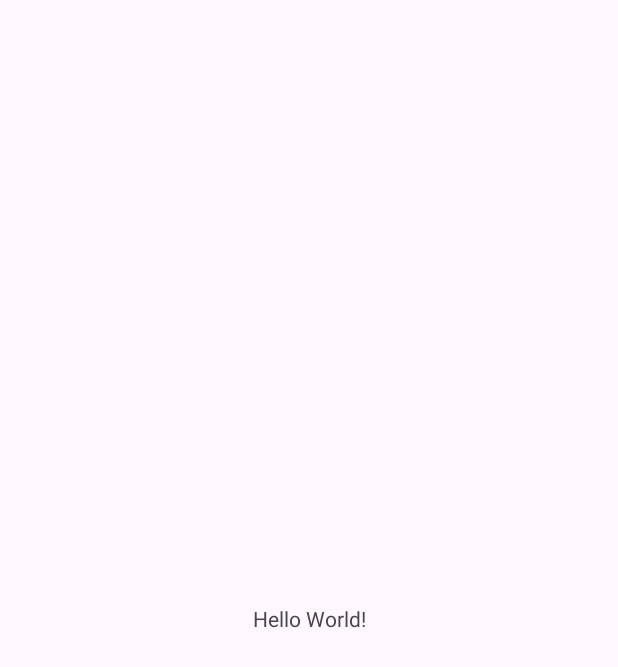
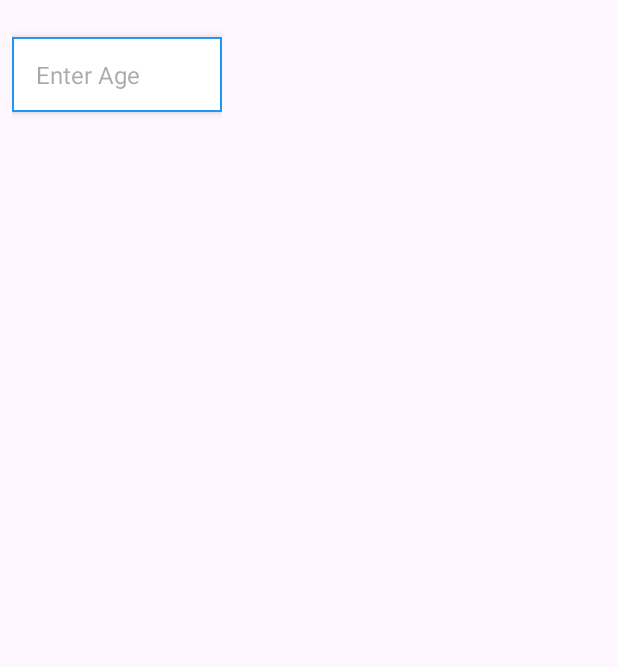
Before and after one commit to Amir-Raza-Teesside/BMICalculator, an Android app: the screen it shows after launch (MainActivity), on a phone screen of 412 x 824 dp. Before the commit the part shown is almost empty. Shown: the top 667 px of the screen. Run offline under Robolectric (Android 15) with nearby library versions, the phone set to English and light mode, and no system bars.

Commit message:
Age Input Designed

```diff
--- /dev/null
+++ b/app/src/main/res/drawable/edit_text_background.xml
@@ -0,0 +1,8 @@
+<?xml version="1.0" encoding="utf-8"?>
+<shape xmlns:android="http://schemas.android.com/apk/res/android"
+    android:shape="rectangle">
+    <solid android:color="@color/white" />
+    <stroke
+        android:width="1dp"
+        android:color="#2196F3" />
+</shape>
--- /dev/null
+++ b/app/src/main/res/drawable/ic_check.xml
@@ -0,0 +1,10 @@
+<?xml version="1.0" encoding="utf-8"?>
+<vector xmlns:android="http://schemas.android.com/apk/res/android"
+    android:width="24dp"
+    android:height="24dp"
+    android:viewportWidth="24.0"
+    android:viewportHeight="24.0">
+    <path
+        android:fillColor="@android:color/transparent"
+        android:pathData="M9,16.17L4.83,12l-1.42,1.41L9,19 21,7l-1.41,-1.41z"/>
+</vector>
--- a/app/src/main/res/layout/activity_main.xml
+++ b/app/src/main/res/layout/activity_main.xml
@@ -6,13 +6,82 @@
     android:layout_height="match_parent"
     tools:context=".MainActivity">
 
-    <TextView
-        android:layout_width="wrap_content"
-        android:layout_height="wrap_content"
-        android:text="Hello World!"
-        app:layout_constraintBottom_toBottomOf="parent"
+
+    <LinearLayout
+        android:layout_width="match_parent"
+        android:layout_height="100dp"
+
+        android:weightSum="4"
         app:layout_constraintEnd_toEndOf="parent"
         app:layout_constraintStart_toStartOf="parent"
-        app:layout_constraintTop_toTopOf="parent" />
+        app:layout_constraintTop_toTopOf="parent">
+
+
+        <LinearLayout
+            android:layout_width="0dp"
+            android:layout_weight="2"
+            android:layout_height="match_parent">
+
+            <LinearLayout
+                android:layout_width="match_parent"
+                android:layout_height="match_parent"
+                android:padding="4dp"
+                android:layout_margin="4dp"
+
+                android:gravity="center"
+                android:orientation="vertical">
+
+
+                <EditText
+                    android:id="@+id/editText"
+                    android:layout_width="match_parent"
+                    android:layout_height="50dp"
+                    android:paddingStart="16dp"
+                    android:paddingEnd="16dp"
+                    android:layout_marginTop="8dp"
+                    android:layout_marginBottom="8dp"
+                    android:textColor="@color/black"
+                    android:textSize="16sp"
+                    android:textStyle="normal"
+                    android:textAlignment="viewStart"
+                    android:background="@drawable/edit_text_background"
+                    android:elevation="4dp"
+                    android:drawableEnd="@drawable/ic_check"
+                    android:drawableTint="#00FF00"
+                    android:drawablePadding="8dp"
+                    android:hint="Enter Age"
+                    android:inputType="text"
+                    android:imeOptions="actionDone" />
+
+
+            </LinearLayout>
+
+
+
+
+        </LinearLayout>
+
+
+        <LinearLayout
+            android:layout_width="100dp"
+            android:layout_height="match_parent">
+
+
+
+        </LinearLayout>
+
+
+    </LinearLayout>
+
+
+
+
+
+
+
+
+
+
+
 
 </androidx.constraintlayout.widget.ConstraintLayout>
```
